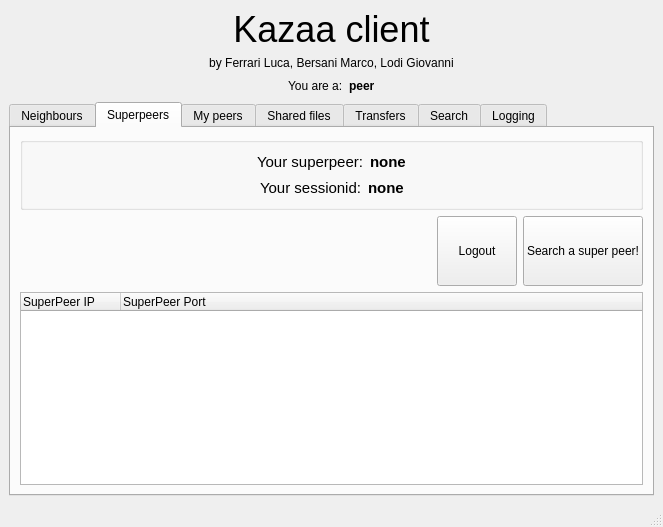
First picture: the form in bittorrent/teamGML/ui/qt/designer/mainwindow.ui, repository B3rs/P2P, before the edit.
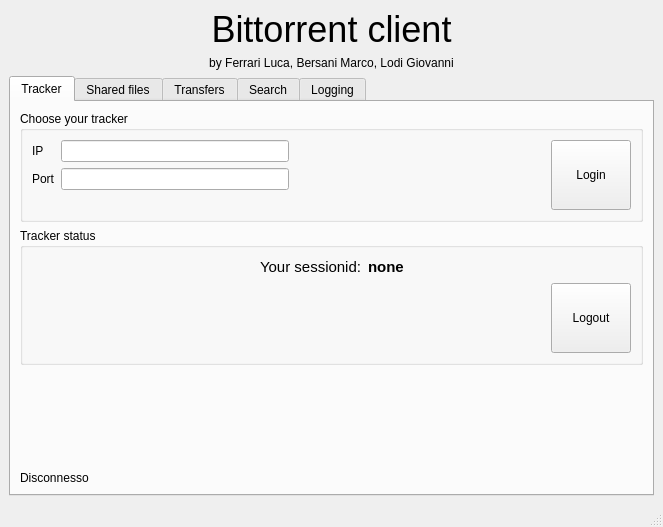
Second picture: the form after the edit.

Commit message: -Bittorrent now starts -Handled login errors in UI

Patch:
```diff
--- a/bittorrent/teamGML/ui/qt/designer/mainwindow.ui
+++ b/bittorrent/teamGML/ui/qt/designer/mainwindow.ui
@@ -23,7 +23,7 @@
        </font>
       </property>
       <property name="text">
-       <string>Kazaa client</string>
+       <string>Bittorrent client</string>
       </property>
       <property name="alignment">
        <set>Qt::AlignCenter</set>
@@ -41,123 +41,62 @@
      </widget>
     </item>
     <item>
-     <layout class="QHBoxLayout" name="horizontalLayout_5">
-      <item>
-       <spacer name="horizontalSpacer_5">
+     <spacer name="verticalSpacer">
         <property name="orientation">
-         <enum>Qt::Horizontal</enum>
+       <enum>Qt::Vertical</enum>
         </property>
         <property name="sizeHint" stdset="0">
          <size>
-          <width>40</width>
-          <height>20</height>
+        <width>20</width>
+        <height>40</height>
          </size>
         </property>
        </spacer>
-      </item>
-      <item>
-       <widget class="QLabel" name="label_11">
-        <property name="text">
-         <string>You are a:</string>
-        </property>
-       </widget>
-      </item>
-      <item>
-       <widget class="QLabel" name="youAreLabel">
-        <property name="font">
-         <font>
-          <weight>75</weight>
-          <bold>true</bold>
-         </font>
-        </property>
-        <property name="text">
-         <string>peer</string>
-        </property>
-       </widget>
-      </item>
-      <item>
-       <spacer name="horizontalSpacer_4">
-        <property name="orientation">
-         <enum>Qt::Horizontal</enum>
-        </property>
-        <property name="sizeHint" stdset="0">
-         <size>
-          <width>40</width>
-          <height>20</height>
-         </size>
-        </property>
-       </spacer>
-      </item>
-     </layout>
     </item>
     <item>
      <widget class="QTabWidget" name="tabsWidget">
       <property name="currentIndex">
        <number>1</number>
       </property>
-      <widget class="QWidget" name="tab">
+      <widget class="QWidget" name="superPeersTab">
        <attribute name="title">
-        <string>Neighbours</string>
+        <string>Tracker</string>
        </attribute>
        <layout class="QVBoxLayout" name="verticalLayout_5">
         <item>
-         <widget class="QTreeWidget" name="neighboursPeersTreeWidget">
-          <property name="sizePolicy">
-           <sizepolicy hsizetype="Expanding" vsizetype="Expanding">
-            <horstretch>0</horstretch>
-            <verstretch>0</verstretch>
-           </sizepolicy>
+         <widget class="QGroupBox" name="loginGroupBox">
+          <property name="title">
+           <string>Choose your tracker</string>
           </property>
-          <property name="alternatingRowColors">
-           <bool>true</bool>
-          </property>
-          <property name="itemsExpandable">
-           <bool>false</bool>
-          </property>
-          <column>
-           <property name="text">
-            <string>Peer IP</string>
-           </property>
-          </column>
-          <column>
-           <property name="text">
-            <string>Peer Port</string>
-           </property>
-          </column>
-         </widget>
-        </item>
+          <layout class="QVBoxLayout" name="verticalLayout_2">
         <item>
-         <layout class="QHBoxLayout" name="horizontalLayout_2">
+            <layout class="QHBoxLayout" name="horizontalLayout_5">
           <item>
+              <layout class="QFormLayout" name="formLayout">
+               <item row="1" column="0">
            <widget class="QLabel" name="label_5">
             <property name="text">
-             <string>Peer IP</string>
+                  <string>IP</string>
             </property>
            </widget>
           </item>
-          <item>
-           <widget class="QLineEdit" name="peerIP">
-            <property name="text">
-             <string/>
-            </property>
-           </widget>
-          </item>
-          <item>
+               <item row="1" column="1">
+                <widget class="QLineEdit" name="trackerIpLineEdit"/>
+               </item>
+               <item row="2" column="0">
            <widget class="QLabel" name="label_6">
             <property name="text">
-             <string>Peer port</string>
+                  <string>Port</string>
             </property>
            </widget>
           </item>
-          <item>
-           <widget class="QLineEdit" name="peerPort">
-            <property name="text">
-             <string/>
-            </property>
-           </widget>
-          </item>
+               <item row="2" column="1">
+                <widget class="QLineEdit" name="trackerPortLineEdit"/>
+               </item>
+              </layout>
+             </item>
           <item>
-           <spacer name="horizontalSpacer_2">
+              <spacer name="horizontalSpacer_4">
             <property name="orientation">
              <enum>Qt::Horizontal</enum>
             </property>
@@ -170,33 +109,15 @@
            </spacer>
           </item>
           <item>
-           <widget class="QPushButton" name="addNeighbourPeerBtn">
-            <property name="text">
-             <string>Add</string>
-            </property>
-           </widget>
-          </item>
-         </layout>
-        </item>
-        <item>
-         <layout class="QHBoxLayout" name="horizontalLayout_8">
-          <item>
-           <spacer name="horizontalSpacer_10">
-            <property name="orientation">
-             <enum>Qt::Horizontal</enum>
-            </property>
-            <property name="sizeHint" stdset="0">
+              <widget class="QPushButton" name="loginBtn">
+               <property name="minimumSize">
              <size>
-              <width>40</width>
-              <height>20</height>
-             </size>
-            </property>
-           </spacer>
-          </item>
-          <item>
-           <widget class="QPushButton" name="clearNeighboursBtn">
+                 <width>0</width>
+                 <height>70</height>
+                </size>
+               </property>
             <property name="text">
-             <string>Clear all neighbours</string>
+                <string>Login</string>
             </property>
            </widget>
           </item>
@@ -204,77 +125,17 @@
         </item>
        </layout>
       </widget>
-      <widget class="QWidget" name="superPeersTab">
-       <attribute name="title">
-        <string>Superpeers</string>
-       </attribute>
-       <layout class="QVBoxLayout" name="verticalLayout_9">
+        </item>
         <item>
-         <widget class="QGroupBox" name="sessionGroupBox">
+         <widget class="QGroupBox" name="logoutGroupBox">
           <property name="title">
-           <string/>
+           <string>Tracker status</string>
           </property>
-          <layout class="QVBoxLayout" name="verticalLayout_2">
+          <layout class="QVBoxLayout" name="verticalLayout_8">
            <item>
-            <layout class="QHBoxLayout" name="horizontalLayout_7">
+            <layout class="QHBoxLayout" name="horizontalLayout_2">
              <item>
-              <spacer name="horizontalSpacer_7">
-               <property name="orientation">
-                <enum>Qt::Horizontal</enum>
-               </property>
-               <property name="sizeHint" stdset="0">
-                <size>
-                 <width>40</width>
-                 <height>20</height>
-                </size>
-               </property>
-              </spacer>
-             </item>
-             <item>
-              <widget class="QLabel" name="label_12">
-               <property name="font">
-                <font>
-                 <pointsize>11</pointsize>
-                </font>
-               </property>
-               <property name="text">
-                <string>Your superpeer:</string>
-               </property>
-              </widget>
-             </item>
-             <item>
-              <widget class="QLabel" name="superPeerLabel">
-               <property name="font">
-                <font>
-                 <pointsize>11</pointsize>
-                 <weight>75</weight>
-                 <bold>true</bold>
-                </font>
-               </property>
-               <property name="text">
-                <string>none</string>
-               </property>
-              </widget>
-             </item>
-             <item>
-              <spacer name="horizontalSpacer_8">
-               <property name="orientation">
-                <enum>Qt::Horizontal</enum>
-               </property>
-               <property name="sizeHint" stdset="0">
-                <size>
-                 <width>40</width>
-                 <height>20</height>
-                </size>
-               </property>
-              </spacer>
-             </item>
-            </layout>
-           </item>
-           <item>
-            <layout class="QHBoxLayout" name="horizontalLayout">
-             <item>
-              <spacer name="horizontalSpacer">
+              <spacer name="horizontalSpacer_9">
                <property name="orientation">
                 <enum>Qt::Horizontal</enum>
                </property>
@@ -313,7 +174,7 @@
               </widget>
              </item>
              <item>
-              <spacer name="horizontalSpacer_9">
+              <spacer name="horizontalSpacer">
                <property name="orientation">
                 <enum>Qt::Horizontal</enum>
                </property>
@@ -327,19 +188,16 @@
              </item>
             </layout>
            </item>
-          </layout>
-         </widget>
-        </item>
         <item>
-         <layout class="QHBoxLayout" name="horizontalLayout_6">
+            <layout class="QHBoxLayout" name="horizontalLayout">
           <item>
-           <spacer name="horizontalSpacer_6">
+              <spacer name="horizontalSpacer_2">
             <property name="orientation">
              <enum>Qt::Horizontal</enum>
             </property>
             <property name="sizeHint" stdset="0">
              <size>
-              <width>398</width>
+                 <width>328</width>
               <height>20</height>
              </size>
             </property>
@@ -361,90 +219,29 @@
             </property>
            </widget>
           </item>
+            </layout>
+           </item>
+          </layout>
+         </widget>
+        </item>
           <item>
-           <widget class="QPushButton" name="searchSuperPeerBtn">
-            <property name="minimumSize">
+         <spacer name="verticalSpacer_2">
+          <property name="orientation">
+           <enum>Qt::Vertical</enum>
+          </property>
+          <property name="sizeHint" stdset="0">
              <size>
-              <width>0</width>
-              <height>70</height>
-             </size>
-            </property>
-            <property name="text">
-             <string>Search a super peer!</string>
-            </property>
-           </widget>
-          </item>
-         </layout>
-        </item>
+            <width>20</width>
+            <height>40</height>
+           </size>
+          </property>
+         </spacer>
+        </item>
         <item>
-         <widget class="QTreeWidget" name="superpeersTreeWidget">
-          <property name="sizePolicy">
-           <sizepolicy hsizetype="Expanding" vsizetype="Expanding">
-            <horstretch>0</horstretch>
-            <verstretch>0</verstretch>
-           </sizepolicy>
-          </property>
-          <property name="alternatingRowColors">
-           <bool>true</bool>
-          </property>
-          <property name="itemsExpandable">
-           <bool>false</bool>
-          </property>
-          <column>
+         <widget class="QLabel" name="trackerStatusLabel">
            <property name="text">
-            <string>SuperPeer IP</string>
-           </property>
-          </column>
-          <column>
-           <property name="text">
-            <string>SuperPeer Port</string>
-           </property>
-          </column>
-         </widget>
-        </item>
-       </layout>
-      </widget>
-      <widget class="QWidget" name="tab_6">
-       <attribute name="title">
-        <string>My peers</string>
-       </attribute>
-       <layout class="QVBoxLayout" name="verticalLayout_8">
-        <item>
-         <widget class="QLabel" name="label_13">
-          <property name="font">
-           <font>
-            <pointsize>11</pointsize>
-           </font>
-          </property>
-          <property name="text">
-           <string>Your connected peers:</string>
-          </property>
-         </widget>
-        </item>
-        <item>
-         <widget class="QTreeWidget" name="mypeersTreeWidget">
-          <property name="sizePolicy">
-           <sizepolicy hsizetype="Expanding" vsizetype="Expanding">
-            <horstretch>0</horstretch>
-            <verstretch>0</verstretch>
-           </sizepolicy>
-          </property>
-          <property name="alternatingRowColors">
-           <bool>true</bool>
-          </property>
-          <property name="itemsExpandable">
-           <bool>false</bool>
-          </property>
-          <column>
-           <property name="text">
-            <string>Peer IP</string>
-           </property>
-          </column>
-          <column>
-           <property name="text">
-            <string>Peer Port</string>
-           </property>
-          </column>
+           <string>Disconnesso</string>
+          </property>
          </widget>
         </item>
        </layout>
```
Left out of the diff: 32 changed lines with no effect on the pictures. Lines whose indentation alone changed are shown as unchanged. The commit also changes 4 other files.
